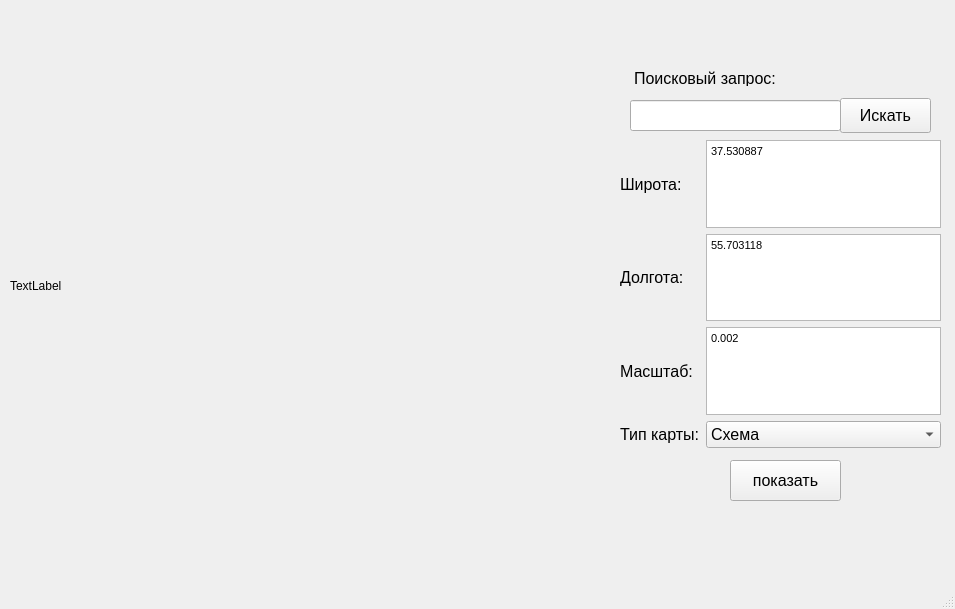
This is 1.ui in MinusOne-1/MapsAPI as Qt 5 draws it before an edit. The edited form follows.
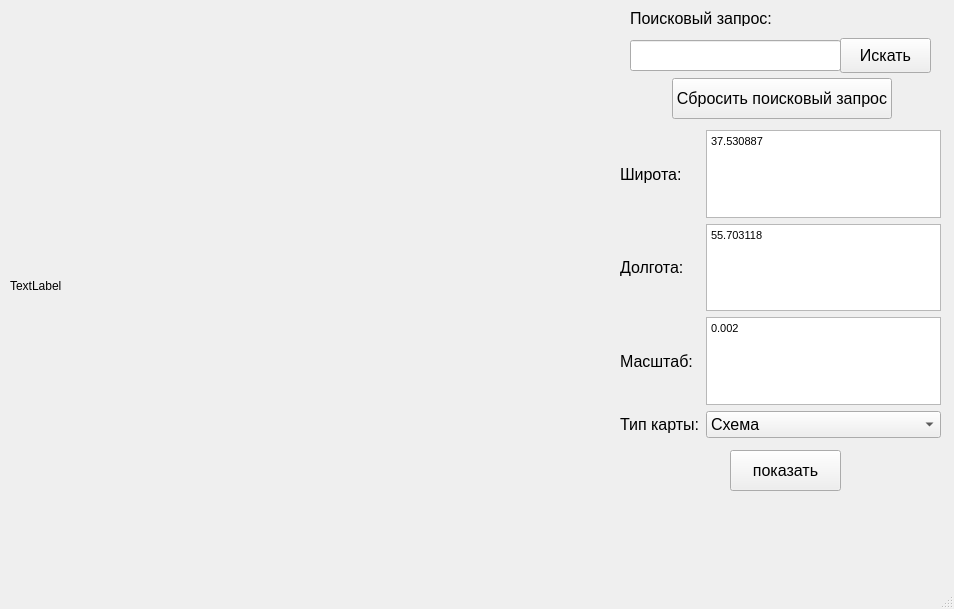
This is the edited form.

Commit message:
Новая кнопка
+ кнопка сброса поискового запроса.

Diff of the .ui file:
```diff
--- a/1.ui
+++ b/1.ui
@@ -6,7 +6,7 @@
    <rect>
     <x>0</x>
     <y>0</y>
-    <width>955</width>
+    <width>954</width>
     <height>609</height>
    </rect>
   </property>
@@ -31,7 +31,7 @@
     <property name="geometry">
      <rect>
       <x>630</x>
-      <y>100</y>
+      <y>40</y>
       <width>211</width>
       <height>31</height>
      </rect>
@@ -46,7 +46,7 @@
     <property name="geometry">
      <rect>
       <x>620</x>
-      <y>140</y>
+      <y>130</y>
       <width>321</width>
       <height>308</height>
      </rect>
@@ -195,7 +195,7 @@
     <property name="geometry">
      <rect>
       <x>840</x>
-      <y>98</y>
+      <y>38</y>
       <width>91</width>
       <height>35</height>
      </rect>
@@ -212,9 +212,9 @@
    <widget class="QLabel" name="label_7">
     <property name="geometry">
      <rect>
-      <x>634</x>
-      <y>70</y>
-      <width>291</width>
+      <x>630</x>
+      <y>10</y>
+      <width>151</width>
       <height>16</height>
      </rect>
     </property>
@@ -231,7 +231,7 @@
     <property name="geometry">
      <rect>
       <x>730</x>
-      <y>460</y>
+      <y>450</y>
       <width>111</width>
       <height>41</height>
      </rect>
@@ -245,6 +245,24 @@
      <string>показать</string>
     </property>
    </widget>
+   <widget class="QPushButton" name="del_ask">
+    <property name="geometry">
+     <rect>
+      <x>672</x>
+      <y>78</y>
+      <width>220</width>
+      <height>41</height>
+     </rect>
+    </property>
+    <property name="font">
+     <font>
+      <pointsize>12</pointsize>
+     </font>
+    </property>
+    <property name="text">
+     <string>Сбросить поисковый запрос</string>
+    </property>
+   </widget>
   </widget>
   <widget class="QMenuBar" name="menubar">
    <property name="geometry">
```
Left out of the diff: 2 changed lines with no effect on the pictures.
